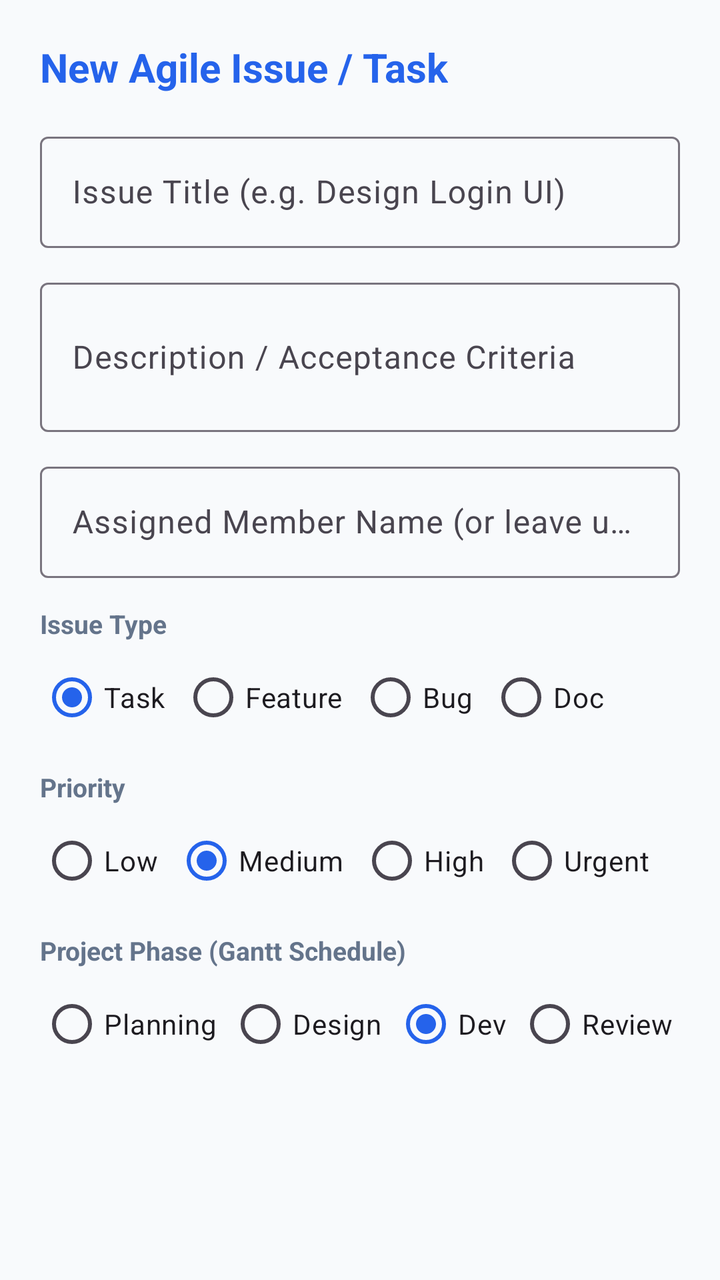
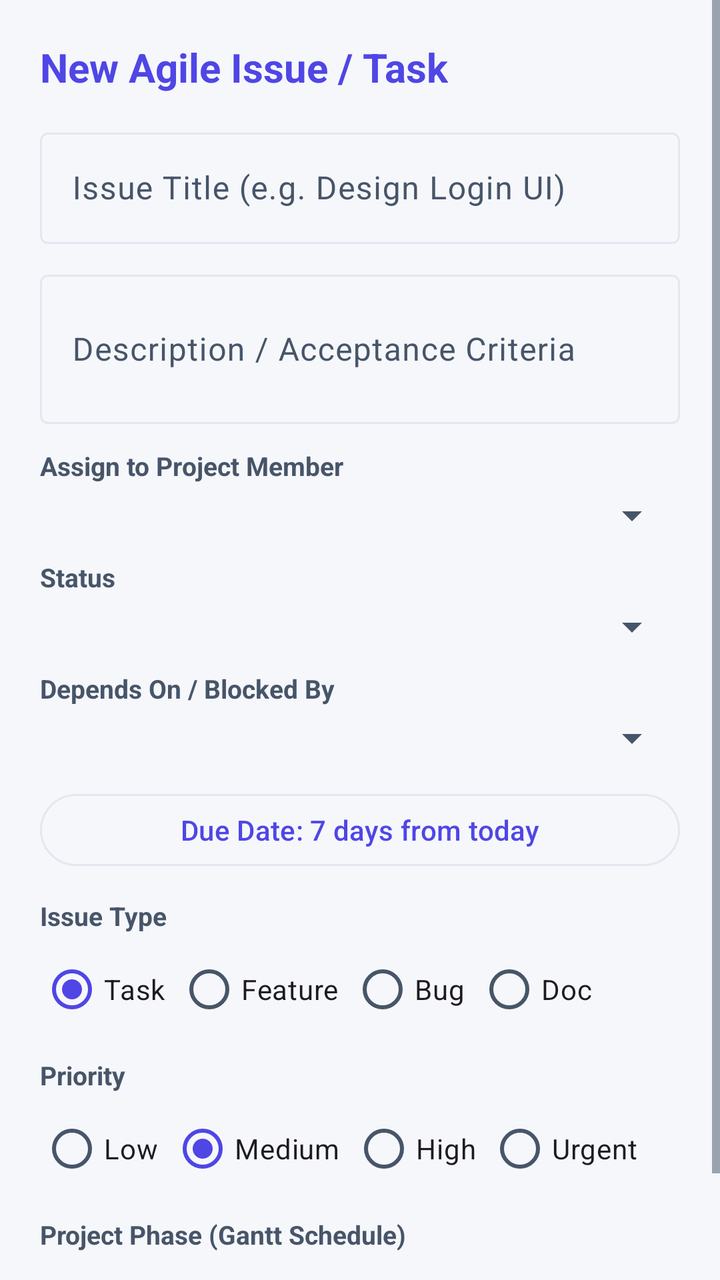

The first picture is an Android layout as it rendered before a commit; the second is the same layout after the commit. The layout source and the unified diff follow.
<!-- AndroidManifest.xml: application theme Theme.ProjectHub -->
<!-- res/layout/dialog_add_task.xml -->
<?xml version="1.0" encoding="utf-8"?>
<LinearLayout 
    xmlns:android="http://schemas.android.com/apk/res/android"
    android:layout_width="match_parent"
    android:layout_height="wrap_content"
    android:orientation="vertical"
    android:padding="20dp">

    <TextView
        android:layout_width="wrap_content"
        android:layout_height="wrap_content"
        android:text="New Agile Issue / Task"
        android:textSize="20sp"
        android:textStyle="bold"
        android:textColor="@color/primary" />

    <com.google.android.material.textfield.TextInputLayout
        android:layout_width="match_parent"
        android:layout_height="wrap_content"
        android:layout_marginTop="16dp"
        style="@style/Widget.Material3.TextInputLayout.OutlinedBox">

        <com.google.android.material.textfield.TextInputEditText
            android:id="@+id/etTaskTitle"
            android:layout_width="match_parent"
            android:layout_height="wrap_content"
            android:hint="Issue Title (e.g. Design Login UI)" />
    </com.google.android.material.textfield.TextInputLayout>

    <com.google.android.material.textfield.TextInputLayout
        android:layout_width="match_parent"
        android:layout_height="wrap_content"
        android:layout_marginTop="12dp"
        style="@style/Widget.Material3.TextInputLayout.OutlinedBox">

        <com.google.android.material.textfield.TextInputEditText
            android:id="@+id/etTaskDesc"
            android:layout_width="match_parent"
            android:layout_height="wrap_content"
            android:hint="Description / Acceptance Criteria"
            android:inputType="textMultiLine"
            android:minLines="2" />
    </com.google.android.material.textfield.TextInputLayout>

    <com.google.android.material.textfield.TextInputLayout
        android:layout_width="match_parent"
        android:layout_height="wrap_content"
        android:layout_marginTop="12dp"
        style="@style/Widget.Material3.TextInputLayout.OutlinedBox">

        <com.google.android.material.textfield.TextInputEditText
            android:id="@+id/etAssignee"
            android:layout_width="match_parent"
            android:layout_height="wrap_content"
            android:hint="Assigned Member Name (or leave unassigned)" />
    </com.google.android.material.textfield.TextInputLayout>

    
    <TextView
        android:layout_width="wrap_content"
        android:layout_height="wrap_content"
        android:text="Issue Type"
        android:textSize="13sp"
        android:textStyle="bold"
        android:textColor="@color/text_secondary"
        android:layout_marginTop="14dp" />

    <RadioGroup
        android:id="@+id/rgIssueType"
        android:layout_width="match_parent"
        android:layout_height="wrap_content"
        android:orientation="horizontal"
        android:layout_marginTop="4dp">

        <RadioButton
            android:id="@+id/rbTypeTask"
            android:layout_width="wrap_content"
            android:layout_height="wrap_content"
            android:text="Task"
            android:checked="true" />

        <RadioButton
            android:id="@+id/rbTypeFeature"
            android:layout_width="wrap_content"
            android:layout_height="wrap_content"
            android:text="Feature"
            android:layout_marginStart="8dp" />

        <RadioButton
            android:id="@+id/rbTypeBug"
            android:layout_width="wrap_content"
            android:layout_height="wrap_content"
            android:text="Bug"
            android:layout_marginStart="8dp" />

        <RadioButton
            android:id="@+id/rbTypeDoc"
            android:layout_width="wrap_content"
            android:layout_height="wrap_content"
            android:text="Doc"
            android:layout_marginStart="8dp" />
    </RadioGroup>

    
    <TextView
        android:layout_width="wrap_content"
        android:layout_height="wrap_content"
        android:text="Priority"
        android:textSize="13sp"
        android:textStyle="bold"
        android:textColor="@color/text_secondary"
        android:layout_marginTop="12dp" />

    <RadioGroup
        android:id="@+id/rgPriority"
        android:layout_width="match_parent"
        android:layout_height="wrap_content"
        android:orientation="horizontal"
        android:layout_marginTop="4dp">

        <RadioButton
            android:id="@+id/rbLow"
            android:layout_width="wrap_content"
            android:layout_height="wrap_content"
            android:text="Low" />

        <RadioButton
            android:id="@+id/rbMedium"
            android:layout_width="wrap_content"
            android:layout_height="wrap_content"
            android:text="Medium"
            android:checked="true"
            android:layout_marginStart="8dp" />

        <RadioButton
            android:id="@+id/rbHigh"
            android:layout_width="wrap_content"
            android:layout_height="wrap_content"
            android:text="High"
            android:layout_marginStart="8dp" />

        <RadioButton
            android:id="@+id/rbUrgent"
            android:layout_width="wrap_content"
            android:layout_height="wrap_content"
            android:text="Urgent"
            android:layout_marginStart="8dp" />
    </RadioGroup>

    
    <TextView
        android:layout_width="wrap_content"
        android:layout_height="wrap_content"
        android:text="Project Phase (Gantt Schedule)"
        android:textSize="13sp"
        android:textStyle="bold"
        android:textColor="@color/text_secondary"
        android:layout_marginTop="12dp" />

    <RadioGroup
        android:id="@+id/rgPhase"
        android:layout_width="match_parent"
        android:layout_height="wrap_content"
        android:orientation="horizontal"
        android:layout_marginTop="4dp">

        <RadioButton
            android:id="@+id/rbPhasePlanning"
            android:layout_width="wrap_content"
            android:layout_height="wrap_content"
            android:text="Planning" />

        <RadioButton
            android:id="@+id/rbPhaseDesign"
            android:layout_width="wrap_content"
            android:layout_height="wrap_content"
            android:text="Design"
            android:layout_marginStart="6dp" />

        <RadioButton
            android:id="@+id/rbPhaseDev"
            android:layout_width="wrap_content"
            android:layout_height="wrap_content"
            android:text="Dev"
            android:checked="true"
            android:layout_marginStart="6dp" />

        <RadioButton
            android:id="@+id/rbPhaseReview"
            android:layout_width="wrap_content"
            android:layout_height="wrap_content"
            android:text="Review"
            android:layout_marginStart="6dp" />
    </RadioGroup>

</LinearLayout>
<!-- resources referenced by this layout -->
<resources>
  <color name="primary">#2563EB</color>
  <color name="text_secondary">#64748B</color>
  <style name="Theme.ProjectHub" parent="Theme.Material3.DayNight.NoActionBar">
          <item name="colorPrimary">@color/primary</item>
          <item name="colorPrimaryDark">@color/primary_dark</item>
          <item name="colorSecondary">@color/accent</item>
          <item name="android:statusBarColor">@color/primary_dark</item>
          <item name="android:windowBackground">@color/background</item>
      </style>
  <color name="primary_dark">#1D4ED8</color>
  <color name="accent">#0D9488</color>
  <color name="background">#F8FAFC</color>
</resources>

<!-- the commit's change to res/layout/dialog_add_task.xml (unified diff, before → after) -->
@@ -1,196 +1,246 @@
 <?xml version="1.0" encoding="utf-8"?>
-<LinearLayout 
+<ScrollView
     xmlns:android="http://schemas.android.com/apk/res/android"
     android:layout_width="match_parent"
-    android:layout_height="wrap_content"
-    android:orientation="vertical"
-    android:padding="20dp">
-
-    <TextView
-        android:layout_width="wrap_content"
-        android:layout_height="wrap_content"
-        android:text="New Agile Issue / Task"
-        android:textSize="20sp"
-        android:textStyle="bold"
-        android:textColor="@color/primary" />
-
-    <com.google.android.material.textfield.TextInputLayout
+    android:layout_height="wrap_content">
+
+    <LinearLayout
         android:layout_width="match_parent"
         android:layout_height="wrap_content"
-        android:layout_marginTop="16dp"
-        style="@style/Widget.Material3.TextInputLayout.OutlinedBox">
-
-        <com.google.android.material.textfield.TextInputEditText
-            android:id="@+id/etTaskTitle"
-            android:layout_width="match_parent"
-            android:layout_height="wrap_content"
-            android:hint="Issue Title (e.g. Design Login UI)" />
-    </com.google.android.material.textfield.TextInputLayout>
-
-    <com.google.android.material.textfield.TextInputLayout
-        android:layout_width="match_parent"
-        android:layout_height="wrap_content"
-        android:layout_marginTop="12dp"
-        style="@style/Widget.Material3.TextInputLayout.OutlinedBox">
-
-        <com.google.android.material.textfield.TextInputEditText
-            android:id="@+id/etTaskDesc"
-            android:layout_width="match_parent"
-            android:layout_height="wrap_content"
-            android:hint="Description / Acceptance Criteria"
-            android:inputType="textMultiLine"
-            android:minLines="2" />
-    </com.google.android.material.textfield.TextInputLayout>
-
-    <com.google.android.material.textfield.TextInputLayout
-        android:layout_width="match_parent"
-        android:layout_height="wrap_content"
-        android:layout_marginTop="12dp"
-        style="@style/Widget.Material3.TextInputLayout.OutlinedBox">
-
-        <com.google.android.material.textfield.TextInputEditText
-            android:id="@+id/etAssignee"
-            android:layout_width="match_parent"
-            android:layout_height="wrap_content"
-            android:hint="Assigned Member Name (or leave unassigned)" />
-    </com.google.android.material.textfield.TextInputLayout>
-
-    
-    <TextView
-        android:layout_width="wrap_content"
-        android:layout_height="wrap_content"
-        android:text="Issue Type"
-        android:textSize="13sp"
-        android:textStyle="bold"
-        android:textColor="@color/text_secondary"
-        android:layout_marginTop="14dp" />
-
-    <RadioGroup
-        android:id="@+id/rgIssueType"
-        android:layout_width="match_parent"
-        android:layout_height="wrap_content"
-        android:orientation="horizontal"
-        android:layout_marginTop="4dp">
-
-        <RadioButton
-            android:id="@+id/rbTypeTask"
-            android:layout_width="wrap_content"
-            android:layout_height="wrap_content"
-            android:text="Task"
-            android:checked="true" />
-
-        <RadioButton
-            android:id="@+id/rbTypeFeature"
-            android:layout_width="wrap_content"
-            android:layout_height="wrap_content"
-            android:text="Feature"
-            android:layout_marginStart="8dp" />
-
-        <RadioButton
-            android:id="@+id/rbTypeBug"
-            android:layout_width="wrap_content"
-            android:layout_height="wrap_content"
-            android:text="Bug"
-            android:layout_marginStart="8dp" />
-
-        <RadioButton
-            android:id="@+id/rbTypeDoc"
-            android:layout_width="wrap_content"
-            android:layout_height="wrap_content"
-            android:text="Doc"
-            android:layout_marginStart="8dp" />
-    </RadioGroup>
-
-    
-    <TextView
-        android:layout_width="wrap_content"
-        android:layout_height="wrap_content"
-        android:text="Priority"
-        android:textSize="13sp"
-        android:textStyle="bold"
-        android:textColor="@color/text_secondary"
-        android:layout_marginTop="12dp" />
-
-    <RadioGroup
-        android:id="@+id/rgPriority"
-        android:layout_width="match_parent"
-        android:layout_height="wrap_content"
-        android:orientation="horizontal"
-        android:layout_marginTop="4dp">
-
-        <RadioButton
-            android:id="@+id/rbLow"
-            android:layout_width="wrap_content"
-            android:layout_height="wrap_content"
-            android:text="Low" />
-
-        <RadioButton
-            android:id="@+id/rbMedium"
-            android:layout_width="wrap_content"
-            android:layout_height="wrap_content"
-            android:text="Medium"
-            android:checked="true"
-            android:layout_marginStart="8dp" />
-
-        <RadioButton
-            android:id="@+id/rbHigh"
-            android:layout_width="wrap_content"
-            android:layout_height="wrap_content"
-            android:text="High"
-            android:layout_marginStart="8dp" />
-
-        <RadioButton
-            android:id="@+id/rbUrgent"
-            android:layout_width="wrap_content"
-            android:layout_height="wrap_content"
-            android:text="Urgent"
-            android:layout_marginStart="8dp" />
-    </RadioGroup>
-
-    
-    <TextView
-        android:layout_width="wrap_content"
-        android:layout_height="wrap_content"
-        android:text="Project Phase (Gantt Schedule)"
-        android:textSize="13sp"
-        android:textStyle="bold"
-        android:textColor="@color/text_secondary"
-        android:layout_marginTop="12dp" />
-
-    <RadioGroup
-        android:id="@+id/rgPhase"
-        android:layout_width="match_parent"
-        android:layout_height="wrap_content"
-        android:orientation="horizontal"
-        android:layout_marginTop="4dp">
-
-        <RadioButton
-            android:id="@+id/rbPhasePlanning"
-            android:layout_width="wrap_content"
-            android:layout_height="wrap_content"
-            android:text="Planning" />
-
-        <RadioButton
-            android:id="@+id/rbPhaseDesign"
-            android:layout_width="wrap_content"
-            android:layout_height="wrap_content"
-            android:text="Design"
-            android:layout_marginStart="6dp" />
-
-        <RadioButton
-            android:id="@+id/rbPhaseDev"
-            android:layout_width="wrap_content"
-            android:layout_height="wrap_content"
-            android:text="Dev"
-            android:checked="true"
-            android:layout_marginStart="6dp" />
-
-        <RadioButton
-            android:id="@+id/rbPhaseReview"
-            android:layout_width="wrap_content"
-            android:layout_height="wrap_content"
-            android:text="Review"
-            android:layout_marginStart="6dp" />
-    </RadioGroup>
-
-</LinearLayout>
+        android:orientation="vertical"
+        android:padding="20dp">
+
+        <TextView
+            android:id="@+id/tvDialogTaskHeading"
+            android:layout_width="wrap_content"
+            android:layout_height="wrap_content"
+            android:text="New Agile Issue / Task"
+            android:textSize="20sp"
+            android:textStyle="bold"
+            android:textColor="@color/primary" />
+
+        <com.google.android.material.textfield.TextInputLayout
+            android:layout_width="match_parent"
+            android:layout_height="wrap_content"
+            android:layout_marginTop="14dp"
+            style="@style/Widget.Material3.TextInputLayout.OutlinedBox">
+
+            <com.google.android.material.textfield.TextInputEditText
+                android:id="@+id/etTaskTitle"
+                android:layout_width="match_parent"
+                android:layout_height="wrap_content"
+                android:hint="Issue Title (e.g. Design Login UI)" />
+        </com.google.android.material.textfield.TextInputLayout>
+
+        <com.google.android.material.textfield.TextInputLayout
+            android:layout_width="match_parent"
+            android:layout_height="wrap_content"
+            android:layout_marginTop="10dp"
+            style="@style/Widget.Material3.TextInputLayout.OutlinedBox">
+
+            <com.google.android.material.textfield.TextInputEditText
+                android:id="@+id/etTaskDesc"
+                android:layout_width="match_parent"
+                android:layout_height="wrap_content"
+                android:hint="Description / Acceptance Criteria"
+                android:inputType="textMultiLine"
+                android:minLines="2" />
+        </com.google.android.material.textfield.TextInputLayout>
+
+        
+        <TextView
+            android:layout_width="wrap_content"
+            android:layout_height="wrap_content"
+            android:text="Assign to Project Member"
+            android:textSize="13sp"
+            android:textStyle="bold"
+            android:textColor="@color/text_secondary"
+            android:layout_marginTop="12dp" />
+
+        <Spinner
+            android:id="@+id/spinnerAssignee"
+            android:layout_width="match_parent"
+            android:layout_height="wrap_content"
+            android:layout_marginTop="4dp" />
+
+        
+        <TextView
+            android:layout_width="wrap_content"
+            android:layout_height="wrap_content"
+            android:text="Status"
+            android:textSize="13sp"
+            android:textStyle="bold"
+            android:textColor="@color/text_secondary"
+            android:layout_marginTop="10dp" />
+
+        <Spinner
+            android:id="@+id/spinnerTaskStatus"
+            android:layout_width="match_parent"
+            android:layout_height="wrap_content"
+            android:layout_marginTop="4dp" />
+
+        
+        <TextView
+            android:layout_width="wrap_content"
+            android:layout_height="wrap_content"
+            android:text="Depends On / Blocked By"
+            android:textSize="13sp"
+            android:textStyle="bold"
+            android:textColor="@color/text_secondary"
+            android:layout_marginTop="10dp" />
+
+        <Spinner
+            android:id="@+id/spinnerDependsOnTask"
+            android:layout_width="match_parent"
+            android:layout_height="wrap_content"
+            android:layout_marginTop="4dp" />
+
+        
+        <com.google.android.material.button.MaterialButton
+            android:id="@+id/btnPickTaskDueDate"
+            style="@style/Widget.Material3.Button.OutlinedButton"
+            android:layout_width="match_parent"
+            android:layout_height="44dp"
+            android:layout_marginTop="12dp"
+            android:text="Due Date: 7 days from today" />
+
+        
+        <TextView
+            android:layout_width="wrap_content"
+            android:layout_height="wrap_content"
+            android:text="Issue Type"
+            android:textSize="13sp"
+            android:textStyle="bold"
+            android:textColor="@color/text_secondary"
+            android:layout_marginTop="12dp" />
+
+        <RadioGroup
+            android:id="@+id/rgIssueType"
+            android:layout_width="match_parent"
+            android:layout_height="wrap_content"
+            android:orientation="horizontal"
+            android:layout_marginTop="4dp">
+
+            <RadioButton
+                android:id="@+id/rbTypeTask"
+                android:layout_width="wrap_content"
+                android:layout_height="wrap_content"
+                android:text="Task"
+                android:checked="true" />
+
+            <RadioButton
+                android:id="@+id/rbTypeFeature"
+                android:layout_width="wrap_content"
+                android:layout_height="wrap_content"
+                android:text="Feature"
+                android:layout_marginStart="6dp" />
+
+            <RadioButton
+                android:id="@+id/rbTypeBug"
+                android:layout_width="wrap_content"
+                android:layout_height="wrap_content"
+                android:text="Bug"
+                android:layout_marginStart="6dp" />
+
+            <RadioButton
+                android:id="@+id/rbTypeDoc"
+                android:layout_width="wrap_content"
+                android:layout_height="wrap_content"
+                android:text="Doc"
+                android:layout_marginStart="6dp" />
+        </RadioGroup>
+
+        
+        <TextView
+            android:layout_width="wrap_content"
+            android:layout_height="wrap_content"
+            android:text="Priority"
+            android:textSize="13sp"
+            android:textStyle="bold"
+            android:textColor="@color/text_secondary"
+            android:layout_marginTop="10dp" />
+
+        <RadioGroup
+            android:id="@+id/rgPriority"
+            android:layout_width="match_parent"
+            android:layout_height="wrap_content"
+            android:orientation="horizontal"
+            android:layout_marginTop="4dp">
+
+            <RadioButton
+                android:id="@+id/rbLow"
+                android:layout_width="wrap_content"
+                android:layout_height="wrap_content"
+                android:text="Low" />
+
+            <RadioButton
+                android:id="@+id/rbMedium"
+                android:layout_width="wrap_content"
+                android:layout_height="wrap_content"
+                android:text="Medium"
+                android:checked="true"
+                android:layout_marginStart="6dp" />
+
+            <RadioButton
+                android:id="@+id/rbHigh"
+                android:layout_width="wrap_content"
+                android:layout_height="wrap_content"
+                android:text="High"
+                android:layout_marginStart="6dp" />
+
+            <RadioButton
+                android:id="@+id/rbUrgent"
+                android:layout_width="wrap_content"
+                android:layout_height="wrap_content"
+                android:text="Urgent"
+                android:layout_marginStart="6dp" />
+        </RadioGroup>
+
+        
+        <TextView
+            android:layout_width="wrap_content"
+            android:layout_height="wrap_content"
+            android:text="Project Phase (Gantt Schedule)"
+            android:textSize="13sp"
+            android:textStyle="bold"
+            android:textColor="@color/text_secondary"
+            android:layout_marginTop="10dp" />
+
+        <RadioGroup
+            android:id="@+id/rgPhase"
+            android:layout_width="match_parent"
+            android:layout_height="wrap_content"
+            android:orientation="horizontal"
+            android:layout_marginTop="4dp">
+
+            <RadioButton
+                android:id="@+id/rbPhasePlanning"
+                android:layout_width="wrap_content"
+                android:layout_height="wrap_content"
+                android:text="Planning" />
+
+            <RadioButton
+                android:id="@+id/rbPhaseDesign"
+                android:layout_width="wrap_content"
+                android:layout_height="wrap_content"
+                android:text="Design"
+                android:layout_marginStart="4dp" />
+
+            <RadioButton
+                android:id="@+id/rbPhaseDev"
+                android:layout_width="wrap_content"
+                android:layout_height="wrap_content"
+                android:text="Dev"
+                android:checked="true"
+                android:layout_marginStart="4dp" />
+
+            <RadioButton
+                android:id="@+id/rbPhaseReview"
+                android:layout_width="wrap_content"
+                android:layout_height="wrap_content"
+                android:text="Review"
+                android:layout_marginStart="4dp" />
+        </RadioGroup>
+
+    </LinearLayout>
+</ScrollView>
<!-- resource entries referenced after the edit -->
@@ -1,16 +1,63 @@
 <!-- resources referenced by this layout -->
 <resources>
-  <color name="primary">#2563EB</color>
-  <color name="text_secondary">#64748B</color>
+  <color name="primary">#4F46E5</color>
+  <color name="text_secondary">#475569</color>
   <style name="Theme.ProjectHub" parent="Theme.Material3.DayNight.NoActionBar">
+          
           <item name="colorPrimary">@color/primary</item>
-          <item name="colorPrimaryDark">@color/primary_dark</item>
+          <item name="colorOnPrimary">@color/on_primary</item>
+          <item name="colorPrimaryContainer">@color/primary_light</item>
+          <item name="colorOnPrimaryContainer">@color/on_primary_container</item>
+  
+          
           <item name="colorSecondary">@color/accent</item>
-          <item name="android:statusBarColor">@color/primary_dark</item>
+          <item name="colorOnSecondary">@color/on_accent</item>
+          <item name="colorSecondaryContainer">@color/primary_light</item>
+          <item name="colorOnSecondaryContainer">@color/on_primary_container</item>
+  
+          
+          <item name="colorTertiary">@color/accent</item>
+          <item name="colorOnTertiary">@color/on_accent</item>
+          <item name="colorTertiaryContainer">@color/accent_light</item>
+          <item name="colorOnTertiaryContainer">@color/on_accent_container</item>
+  
+          
+          <item name="colorSurface">@color/surface</item>
+          <item name="colorOnSurface">@color/text_primary</item>
+          <item name="colorSurfaceVariant">@color/surface_variant</item>
+          <item name="colorOnSurfaceVariant">@color/text_secondary</item>
+          <item name="colorSurfaceContainerLowest">@color/surface</item>
+          <item name="colorSurfaceContainerLow">@color/background</item>
+          <item name="colorSurfaceContainer">@color/surface</item>
+          <item name="colorSurfaceContainerHigh">@color/surface_variant</item>
+          <item name="colorSurfaceContainerHighest">@color/surface_variant</item>
+          <item name="colorOutline">@color/divider</item>
+          <item name="colorOutlineVariant">@color/divider</item>
+  
+          
+          <item name="colorError">@color/priority_urgent</item>
+          <item name="colorOnError">@color/on_primary</item>
+  
+          
           <item name="android:windowBackground">@color/background</item>
+          <item name="android:statusBarColor">@color/surface</item>
+          <item name="android:windowLightStatusBar">true</item>
+          <item name="android:navigationBarColor">@color/surface</item>
+          <item name="android:textColorPrimary">@color/text_primary</item>
+          <item name="android:textColorSecondary">@color/text_secondary</item>
       </style>
-  <color name="primary_dark">#1D4ED8</color>
-  <color name="accent">#0D9488</color>
-  <color name="background">#F8FAFC</color>
+  <color name="on_primary">#FFFFFF</color>
+  <color name="primary_light">#EEF2FF</color>
+  <color name="on_primary_container">#312E81</color>
+  <color name="accent">#059669</color>
+  <color name="on_accent">#FFFFFF</color>
+  <color name="accent_light">#ECFDF5</color>
+  <color name="on_accent_container">#065F46</color>
+  <color name="surface">#FFFFFF</color>
+  <color name="text_primary">#0F172A</color>
+  <color name="surface_variant">#EEF0F8</color>
+  <color name="background">#F6F7FB</color>
+  <color name="divider">#E2E8F0</color>
+  <color name="priority_urgent">#DC2626</color>
 </resources>
 
